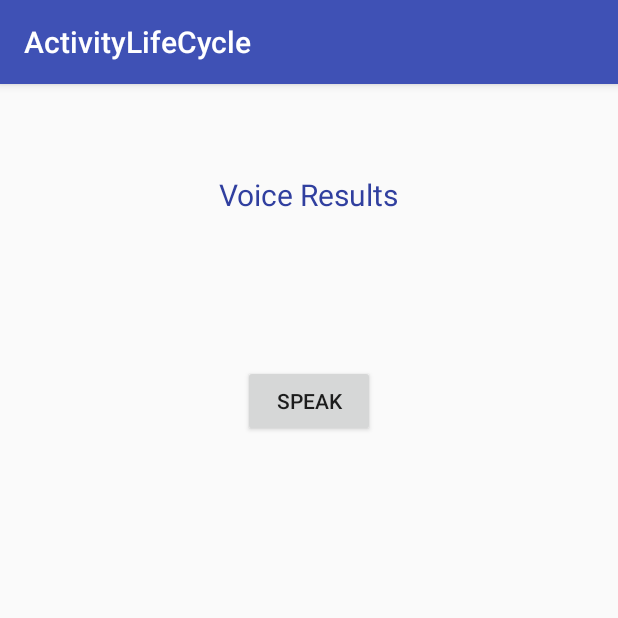
After one commit to ishantk/ENC2018Android, an Android app: the VoiceDemoActivity screen opened directly, with no data from a screen before it, on a phone screen of 412 x 824 dp, the top half of it. The commit adds this screen. Run offline under Robolectric (Android 15) with nearby library versions, the phone set to English and light mode, and no system bars.

Commit message:
SpeechRecognizer Demo

```diff
--- a/app/src/main/AndroidManifest.xml
+++ b/app/src/main/AndroidManifest.xml
@@ -5,6 +5,7 @@
     <uses-permission android:name="android.permission.INTERNET" />
     <uses-permission android:name="android.permission.ACCESS_COARSE_LOCATION" />
     <uses-permission android:name="android.permission.ACCESS_FINE_LOCATION" />
+    <uses-permission android:name="android.permission.RECORD_AUDIO"/>
 
     <application
         android:allowBackup="true"
@@ -16,7 +17,6 @@
         <activity android:name=".ActivityOne">
             <intent-filter>
                 <action android:name="com.auribises.activitylifecycle.activityone" />
-
                 <category android:name="android.intent.category.DEFAULT" />
             </intent-filter>
         </activity>
@@ -62,7 +62,8 @@
             android:exported="true" />
 
         <activity android:name=".AllCustomersActivity" />
-        <activity android:name=".ShakeDetectorActivity"></activity>
+        <activity android:name=".ShakeDetectorActivity" />
+        <activity android:name=".VoiceDemoActivity"></activity>
     </application>
 
 </manifest>
--- a/app/src/main/java/com/auribises/activitylifecycle/ShakeDetectorActivity.java
+++ b/app/src/main/java/com/auribises/activitylifecycle/ShakeDetectorActivity.java
@@ -53,7 +53,7 @@ public class ShakeDetectorActivity extends AppCompatActivity implements
 
         if(cal>3){
             txtShake.setText("Shake Detected: "+cal);
-            sensorManager.registerListener(this,sensor,SensorManager.SENSOR_DELAY_NORMAL);
+            sensorManager.unregisterListener(this);
         }else{
             txtShake.setText(x+" : "+y+" :"+z);
         }
@@ -76,6 +76,6 @@ public class ShakeDetectorActivity extends AppCompatActivity implements
     protected void onDestroy() {
         super.onDestroy();
 
-        sensorManager.unregisterListener(this);
+        //sensorManager.unregisterListener(this);
     }
 }
--- /dev/null
+++ b/app/src/main/java/com/auribises/activitylifecycle/VoiceDemoActivity.java
@@ -0,0 +1,101 @@
+package com.auribises.activitylifecycle;
+
+import android.content.Intent;
+import android.net.Uri;
+import android.speech.RecognitionListener;
+import android.speech.RecognizerIntent;
+import android.speech.SpeechRecognizer;
+import android.support.v7.app.AppCompatActivity;
+import android.os.Bundle;
+import android.view.View;
+import android.widget.Button;
+import android.widget.TextView;
+
+import java.util.ArrayList;
+
+public class VoiceDemoActivity extends AppCompatActivity implements View.OnClickListener, RecognitionListener{
+
+    TextView txtVoice;
+    Button btnSpeak;
+
+    SpeechRecognizer speechRecognizer;
+
+    void initViews(){
+        txtVoice = findViewById(R.id.textViewVoice);
+        btnSpeak = findViewById(R.id.buttonVoice);
+
+        btnSpeak.setOnClickListener(this);
+
+        speechRecognizer = SpeechRecognizer.createSpeechRecognizer(this);
+    }
+
+    @Override
+    protected void onCreate(Bundle savedInstanceState) {
+        super.onCreate(savedInstanceState);
+        setContentView(R.layout.activity_voice_demo);
+        initViews();
+    }
+
+    @Override
+    public void onClick(View view) {
+        speechRecognizer.setRecognitionListener(this);
+        speechRecognizer.startListening(RecognizerIntent.getVoiceDetailsIntent(this));
+    }
+
+    @Override
+    public void onReadyForSpeech(Bundle bundle) {
+
+    }
+
+    @Override
+    public void onBeginningOfSpeech() {
+
+    }
+
+    @Override
+    public void onRmsChanged(float v) {
+
+    }
+
+    @Override
+    public void onBufferReceived(byte[] bytes) {
+
+    }
+
+    @Override
+    public void onEndOfSpeech() {
+
+    }
+
+    @Override
+    public void onError(int i) {
+
+    }
+
+    @Override
+    public void onResults(Bundle bundle) {
+
+        ArrayList<String> list = bundle.getStringArrayList(SpeechRecognizer.RESULTS_RECOGNITION);
+        if(list!=null && list.size()>0){
+            String sentence = list.get(0);
+            txtVoice.setText(sentence);
+
+            if(sentence.contains("call") && sentence.contains("mom")){
+                Intent intent = new Intent(Intent.ACTION_DIAL);
+                intent.setData(Uri.parse("tel:+919915571177"));
+                startActivity(intent);
+            }
+        }
+
+    }
+
+    @Override
+    public void onPartialResults(Bundle bundle) {
+
+    }
+
+    @Override
+    public void onEvent(int i, Bundle bundle) {
+
+    }
+}
--- /dev/null
+++ b/app/src/main/res/layout/activity_voice_demo.xml
@@ -0,0 +1,37 @@
+<?xml version="1.0" encoding="utf-8"?>
+<android.support.constraint.ConstraintLayout xmlns:android="http://schemas.android.com/apk/res/android"
+    xmlns:app="http://schemas.android.com/apk/res-auto"
+    xmlns:tools="http://schemas.android.com/tools"
+    android:layout_width="match_parent"
+    android:layout_height="match_parent"
+    tools:context="com.auribises.activitylifecycle.VoiceDemoActivity">
+
+    <TextView
+        android:id="@+id/textViewVoice"
+        android:layout_width="wrap_content"
+        android:layout_height="wrap_content"
+        android:layout_marginEnd="8dp"
+        android:layout_marginStart="8dp"
+        android:layout_marginTop="60dp"
+        android:text="Voice Results"
+        android:textColor="@color/colorPrimaryDark"
+        android:textSize="20dp"
+        app:layout_constraintEnd_toEndOf="parent"
+        app:layout_constraintStart_toStartOf="parent"
+        app:layout_constraintTop_toTopOf="parent" />
+
+    <Button
+        android:id="@+id/buttonVoice"
+        android:layout_width="wrap_content"
+        android:layout_height="wrap_content"
+        android:layout_marginBottom="8dp"
+        android:layout_marginEnd="8dp"
+        android:layout_marginStart="8dp"
+        android:layout_marginTop="100dp"
+        android:text="Speak"
+        app:layout_constraintBottom_toBottomOf="parent"
+        app:layout_constraintEnd_toEndOf="parent"
+        app:layout_constraintStart_toStartOf="parent"
+        app:layout_constraintTop_toBottomOf="@+id/textViewVoice"
+        app:layout_constraintVertical_bias="0.0" />
+</android.support.constraint.ConstraintLayout>
```
